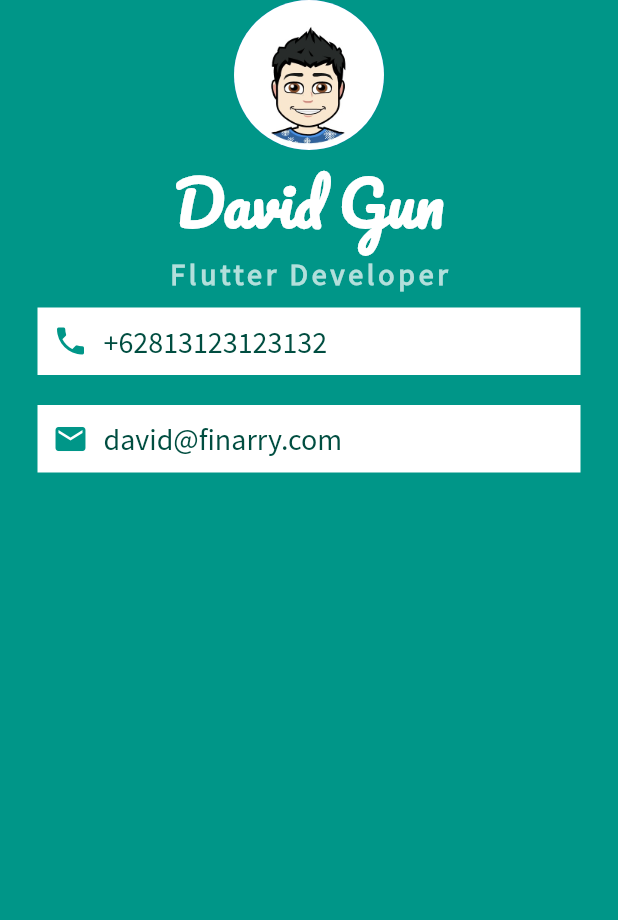
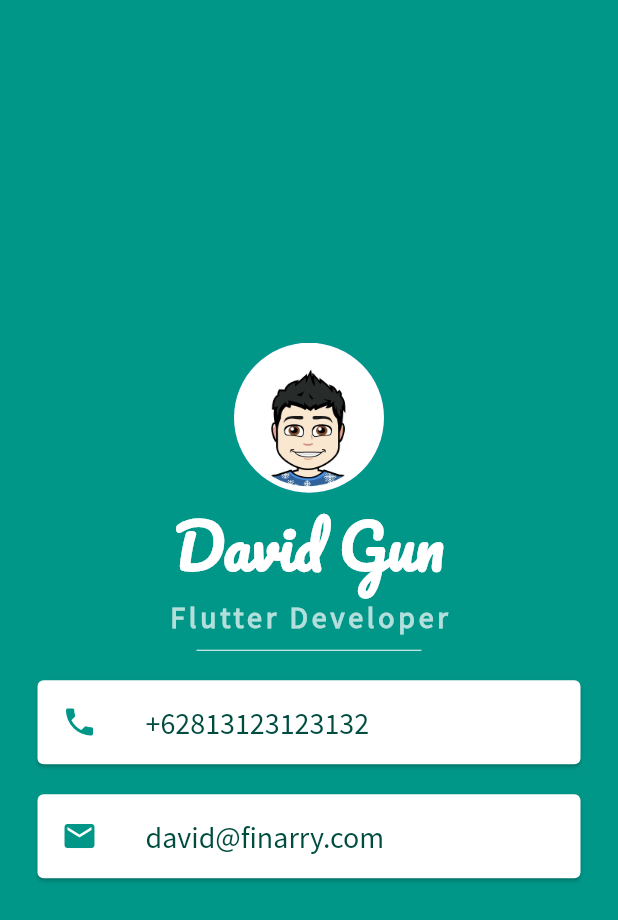
Before and after one commit to davigun/MyCard-complete, a Flutter app: the screen it shows after launch, on a phone screen of 412 x 824 dp. Shown: the top 920 px of the screen. Run offline on Flutter 3.47's test engine with Material 2 defaults, Android fonts, the phone set to English and light mode, and no system bars.

Commit message:
Use Card and ListTile

```diff
--- a/lib/main.dart
+++ b/lib/main.dart
@@ -14,6 +14,7 @@ class MyApp extends StatelessWidget {
         backgroundColor: Colors.teal,
         body: SafeArea(
             child: Column(
+          mainAxisAlignment: MainAxisAlignment.center,
           children: [
             CircleAvatar(
               radius: 50,
@@ -38,20 +39,22 @@ class MyApp extends StatelessWidget {
                 fontWeight: FontWeight.bold,
               ),
             ),
-            Container(
+            SizedBox(
+              height: 20.0,
+              width: 150,
+              child: Divider(
+                color: Colors.white,
+              ),
+            ),
+            Card(
               color: Colors.white,
               margin: EdgeInsets.symmetric(vertical: 10.0, horizontal: 25.0),
-              padding: EdgeInsets.all(10.0),
-              child: Row(
-                children: [
-                  Icon(
+              child: ListTile(
+                leading: Icon(
                   Icons.phone,
                   color: Colors.teal,
                 ),
-                  SizedBox(
-                    width: 10.0,
-                  ),
-                  Text(
+                title: Text(
                   '+62813123123132',
                   style: TextStyle(
                     color: Colors.teal.shade900,
@@ -59,23 +62,17 @@ class MyApp extends StatelessWidget {
                     fontSize: 20.0,
                   ),
                 ),
-                ],
               ),
             ),
-            Container(
+            Card(
               color: Colors.white,
               margin: EdgeInsets.symmetric(vertical: 10.0, horizontal: 25.0),
-              padding: EdgeInsets.all(10.0),
-              child: Row(
-                children: [
-                  Icon(
+              child: ListTile(
+                leading: Icon(
                   Icons.email,
                   color: Colors.teal,
                 ),
-                  SizedBox(
-                    width: 10.0,
-                  ),
-                  Text(
+                title: Text(
                   'david@finarry.com',
                   style: TextStyle(
                     color: Colors.teal.shade900,
@@ -83,7 +80,6 @@ class MyApp extends StatelessWidget {
                     fontSize: 20.0,
                   ),
                 ),
-                ],
               ),
             ),
           ],
```
Lines whose indentation alone changed are shown as unchanged.
